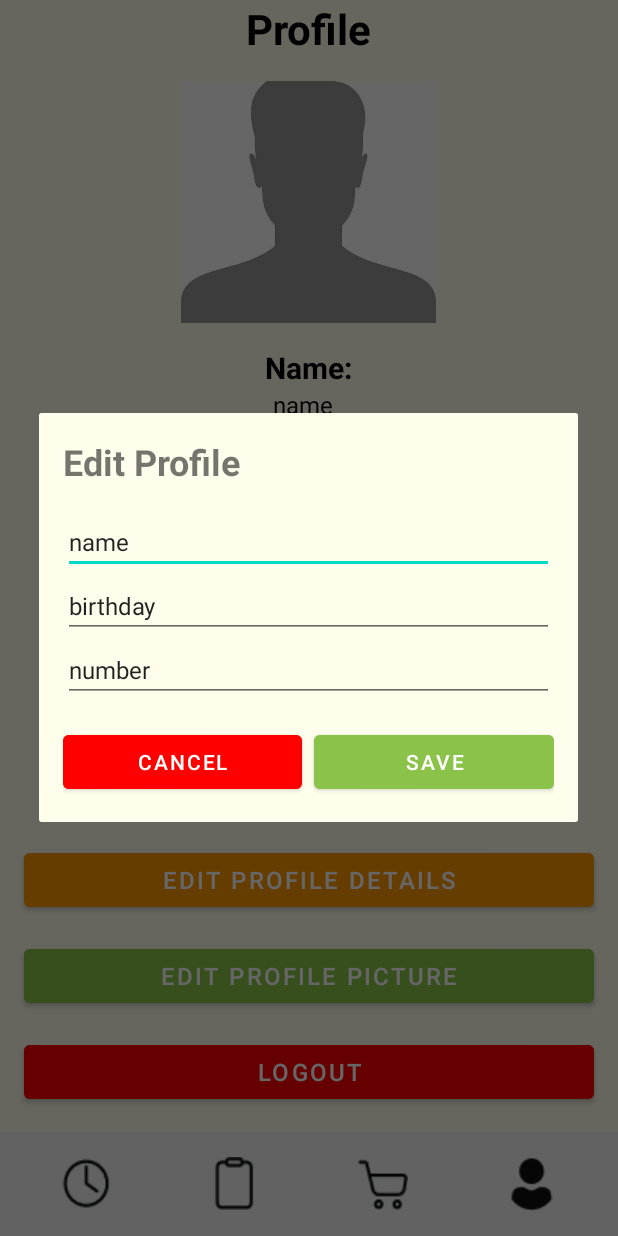
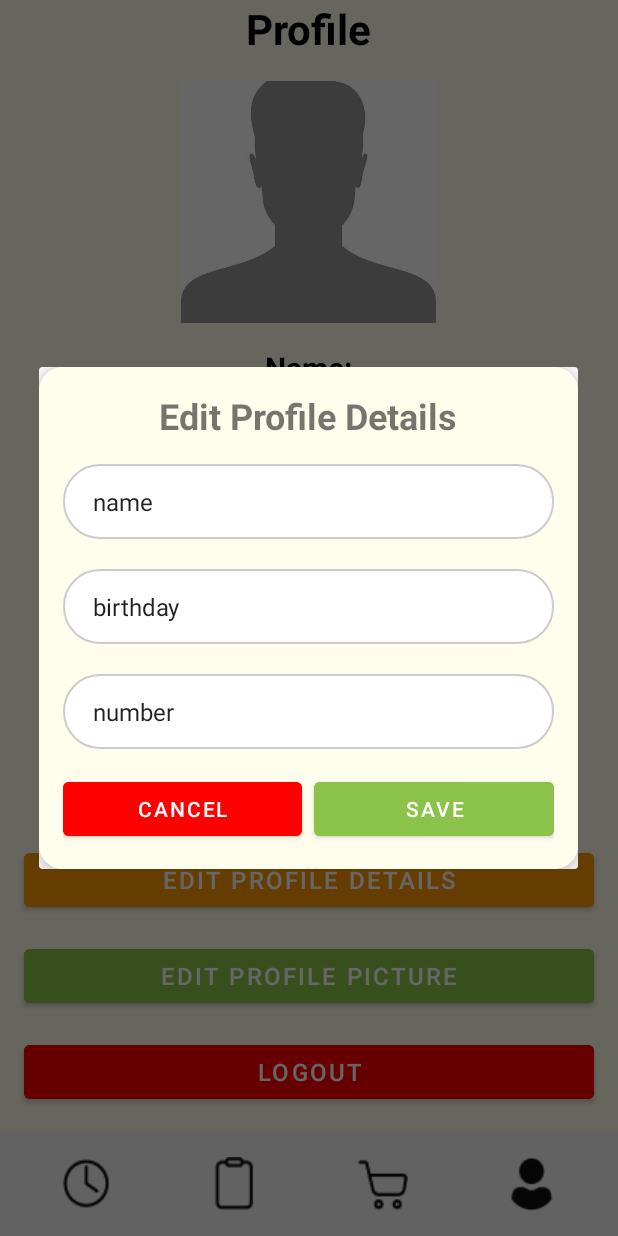
Before and after one commit to miguelkua/MOBDEVE_OffLine, an Android app built with Jetpack Compose: the ProfileActivity screen opened directly, with no data from a screen before it, after a tap on "EDIT PROFILE DETAILS", on a phone screen of 412 x 824 dp. Run offline under Robolectric (Android 15) with nearby library versions, the phone set to English and light mode, and no system bars; our stand-ins replace Firebase (no records; nobody signed in at launch, a user with empty details on screens opened directly).

Commit message:
Refined front-end changes for consistency

```diff
--- a/app/build.gradle.kts
+++ b/app/build.gradle.kts
@@ -53,6 +53,7 @@ android {
 
 dependencies {
 
+
     implementation(libs.androidx.core.ktx)
     implementation(libs.androidx.lifecycle.runtime.ktx)
     implementation(libs.androidx.activity.compose)
@@ -72,6 +73,7 @@ dependencies {
     implementation("androidx.appcompat:appcompat:1.6.1")
     implementation ("com.github.yalantis:ucrop:2.2.8")
     implementation ("androidx.exifinterface:exifinterface:1.3.3")
+    implementation ("com.google.android.material:material:1.4.0")
 
     implementation ("com.github.bumptech.glide:glide:4.15.1")
     annotationProcessor ("com.github.bumptech.glide:compiler:4.15.1")
--- a/app/src/main/res/layout/activity_profile.xml
+++ b/app/src/main/res/layout/activity_profile.xml
@@ -1,5 +1,6 @@
 <?xml version="1.0" encoding="utf-8"?>
 <LinearLayout xmlns:android="http://schemas.android.com/apk/res/android"
+    xmlns:app="http://schemas.android.com/apk/res-auto"
     android:layout_width="match_parent"
     android:layout_height="match_parent"
     android:background="#FFFEED"
@@ -24,7 +25,7 @@
             android:textSize="28sp"
             android:textStyle="bold" />
 
-        <ImageButton
+        <com.google.android.material.imageview.ShapeableImageView
             android:id="@+id/btnUploadProfilePicture"
             android:layout_width="170dp"
             android:layout_height="161dp"
@@ -32,7 +33,7 @@
             android:background="@drawable/circular_background"
             android:contentDescription="Upload Profile Picture"
             android:scaleType="centerCrop"
-            android:src="@drawable/sample_profile_picture" />
+          android:src="@drawable/sample_profile_picture" />
 
         <LinearLayout
             android:id="@+id/llProfileDetails"
--- a/app/src/main/res/layout/dialog_edit_profile.xml
+++ b/app/src/main/res/layout/dialog_edit_profile.xml
@@ -1,40 +1,63 @@
 <?xml version="1.0" encoding="utf-8"?>
-<LinearLayout xmlns:android="http://schemas.android.com/apk/res/android"
+<com.google.android.material.card.MaterialCardView xmlns:android="http://schemas.android.com/apk/res/android"
+    xmlns:app="http://schemas.android.com/apk/res-auto"
     android:layout_width="match_parent"
     android:layout_height="wrap_content"
-    android:background="#FFFEED"
+    android:layout_gravity="center"
+    android:layout_margin="16dp"
+    app:cardCornerRadius="16dp"
+    app:cardElevation="8dp">
+
+    <LinearLayout
+        android:layout_width="match_parent"
+        android:layout_height="wrap_content"
         android:orientation="vertical"
-    android:padding="16dp">
+        android:padding="16dp"
+        android:background="#FFFEED">
 
         <TextView
-        android:layout_width="match_parent"
+            android:id="@+id/tvEditProfileDetailsHeader"
+            android:layout_width="wrap_content"
             android:layout_height="wrap_content"
+            android:layout_gravity="center_horizontal"
             android:layout_marginBottom="16dp"
-        android:text="Edit Profile"
+            android:text="Edit Profile Details"
             android:textSize="24sp"
             android:textStyle="bold" />
 
         <EditText
             android:id="@+id/etEditProfileName"
             android:layout_width="match_parent"
-        android:layout_height="wrap_content"
+            android:layout_height="50dp"
+            android:background="@drawable/rounded_edittext"
+            android:gravity="start|center_vertical"
             android:hint="Name"
+            android:maxLength="25"
+            android:paddingStart="20dp"
+            android:layout_marginBottom="20dp"
             android:textSize="16sp" />
 
         <EditText
             android:id="@+id/etEditProfileBirthday"
             android:layout_width="match_parent"
-        android:layout_height="wrap_content"
+            android:layout_height="50dp"
+            android:background="@drawable/rounded_edittext"
+            android:gravity="start|center_vertical"
             android:hint="Birthday"
-        android:inputType="datetime|date"
+            android:inputType="date"
+            android:paddingStart="20dp"
+            android:layout_marginBottom="20dp"
             android:textSize="16sp" />
 
         <EditText
             android:id="@+id/etEditProfileContact"
             android:layout_width="match_parent"
-        android:layout_height="wrap_content"
+            android:layout_height="50dp"
+            android:background="@drawable/rounded_edittext"
+            android:gravity="start|center_vertical"
             android:hint="Contact Number"
             android:inputType="phone"
+            android:paddingStart="20dp"
             android:textSize="16sp" />
 
         <LinearLayout
@@ -65,3 +88,5 @@
         </LinearLayout>
 
     </LinearLayout>
+
+</com.google.android.material.card.MaterialCardView>
```
Also changed, not shown: app/src/main/res/layout/dialog_edit_profilepicture.xml (+18 -8 lines). Lines whose indentation alone changed are shown as unchanged.
